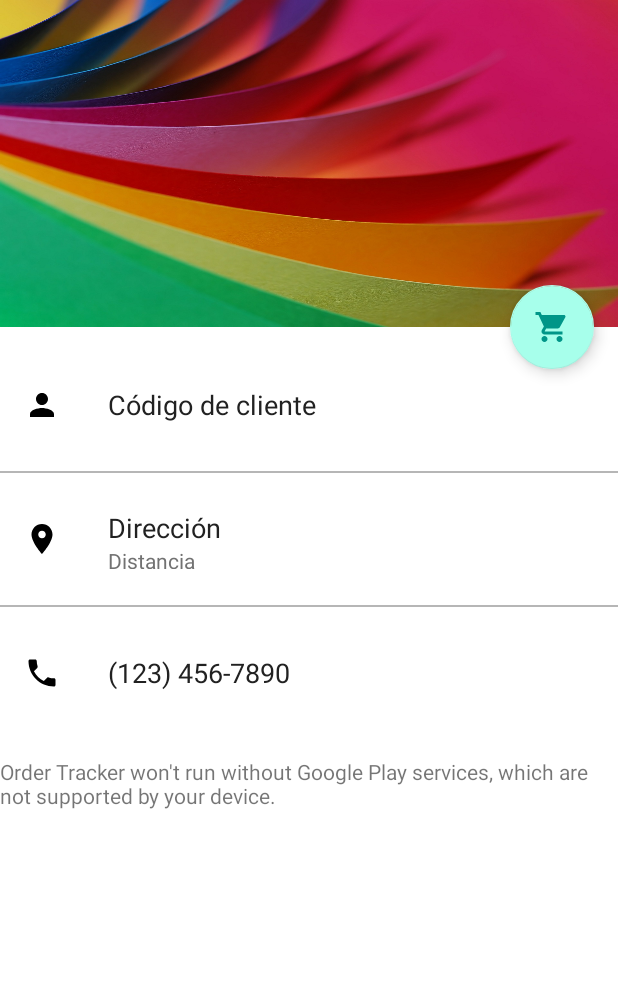
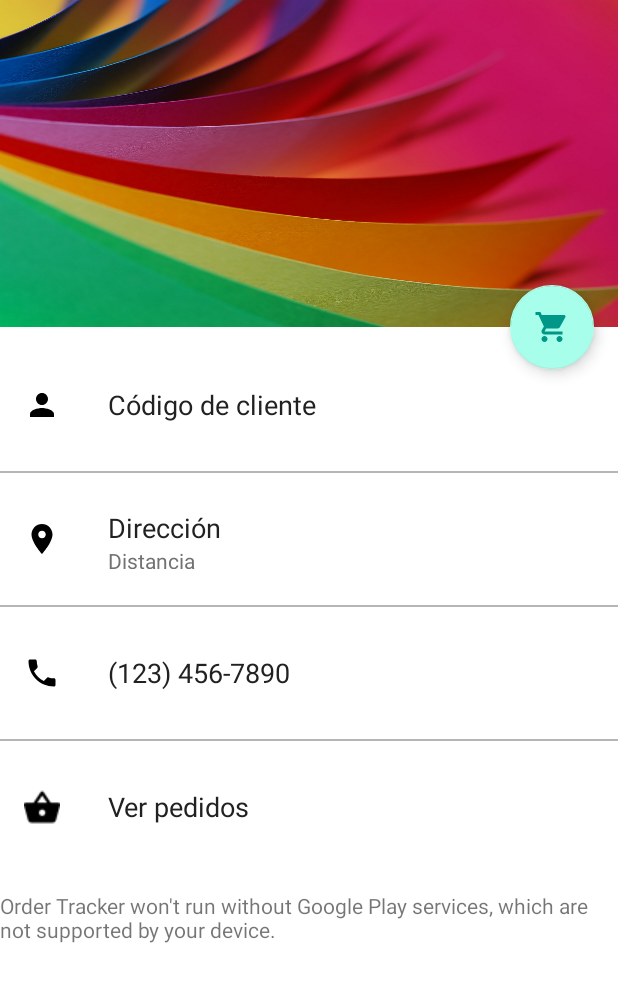
Before and after one commit to federicomrossi/7547, an Android app: the layout activity_client_detail.xml on its own in the app's theme, with its tools: preview values and no code run, on a phone screen of 412 x 824 dp. Shown: the top 982 px of the screen. Run offline under Robolectric (Android 15) with nearby library versions, the phone set to English and light mode, and no system bars.

Commit message:
Add the view client orders layout and listener in the client details screen

```diff
--- a/app/OrderTracker/app/src/main/java/fiuba/ordertracker/ClientDetailActivity.java
+++ b/app/OrderTracker/app/src/main/java/fiuba/ordertracker/ClientDetailActivity.java
@@ -6,6 +6,7 @@ import android.support.v7.app.AppCompatActivity;
 import android.os.Bundle;
 import android.support.v7.widget.Toolbar;
 import android.view.View;
+import android.widget.RelativeLayout;
 import android.widget.TextView;
 
 import com.google.android.gms.maps.MapFragment;
@@ -40,6 +41,13 @@ public class ClientDetailActivity extends AppCompatActivity {
         distance.setText("a " + i.getStringExtra("distance") + " Km.");
 
 
+        RelativeLayout viewOrdersLayout = (RelativeLayout) findViewById(R.id.viewOrdersLayout);
+        viewOrdersLayout.setOnClickListener(new View.OnClickListener() {
+            @Override
+            public void onClick(View v) {
+                System.out.println("**** View client orders ****");
+            }
+        });
     }
 
     //Call when the user clicks the button
--- a/app/OrderTracker/app/src/main/res/layout/client_detail_content.xml
+++ b/app/OrderTracker/app/src/main/res/layout/client_detail_content.xml
@@ -125,6 +125,39 @@
 
         </RelativeLayout>
 
+        <include layout="@layout/_reuse_item_divider" />
+
+        <RelativeLayout
+            android:layout_width="match_parent"
+            android:layout_height="72dp"
+            android:background="?attr/selectableItemBackground"
+            android:clickable="true"
+            android:padding="@dimen/activity_horizontal_margin"
+            android:id="@+id/viewOrdersLayout">
+
+            <ImageView
+                android:id="@+id/orders"
+                android:layout_width="wrap_content"
+                android:layout_height="wrap_content"
+                android:layout_centerVertical="true"
+                android:layout_marginEnd="@dimen/activity_horizontal_margin"
+                android:layout_marginRight="@dimen/activity_horizontal_margin"
+                android:src="@drawable/ic_orders_black_24dp" />
+
+            <TextView
+                android:id="@+id/client_orders"
+                android:layout_width="wrap_content"
+                android:layout_height="wrap_content"
+                android:layout_centerVertical="true"
+                android:layout_marginStart="@dimen/activity_horizontal_margin"
+                android:layout_toEndOf="@id/orders"
+                android:layout_toRightOf="@id/orders"
+                android:text="Ver pedidos"
+                android:textAppearance="@style/TextAppearance.AppCompat.Medium"
+                android:textColor="#212121" />
+
+        </RelativeLayout>
+
         <fragment xmlns:android="http://schemas.android.com/apk/res/android"
             xmlns:map="http://schemas.android.com/apk/res-auto"
             android:id="@+id/client_map"
```
Also changed, not shown: app/OrderTracker/app/src/main/res/drawable/ic_orders_black_16dp.png (added), app/OrderTracker/app/src/main/res/drawable/ic_orders_black_24dp.png (added), app/OrderTracker/app/src/main/res/drawable/ic_orders_black_32dp.png (added).
